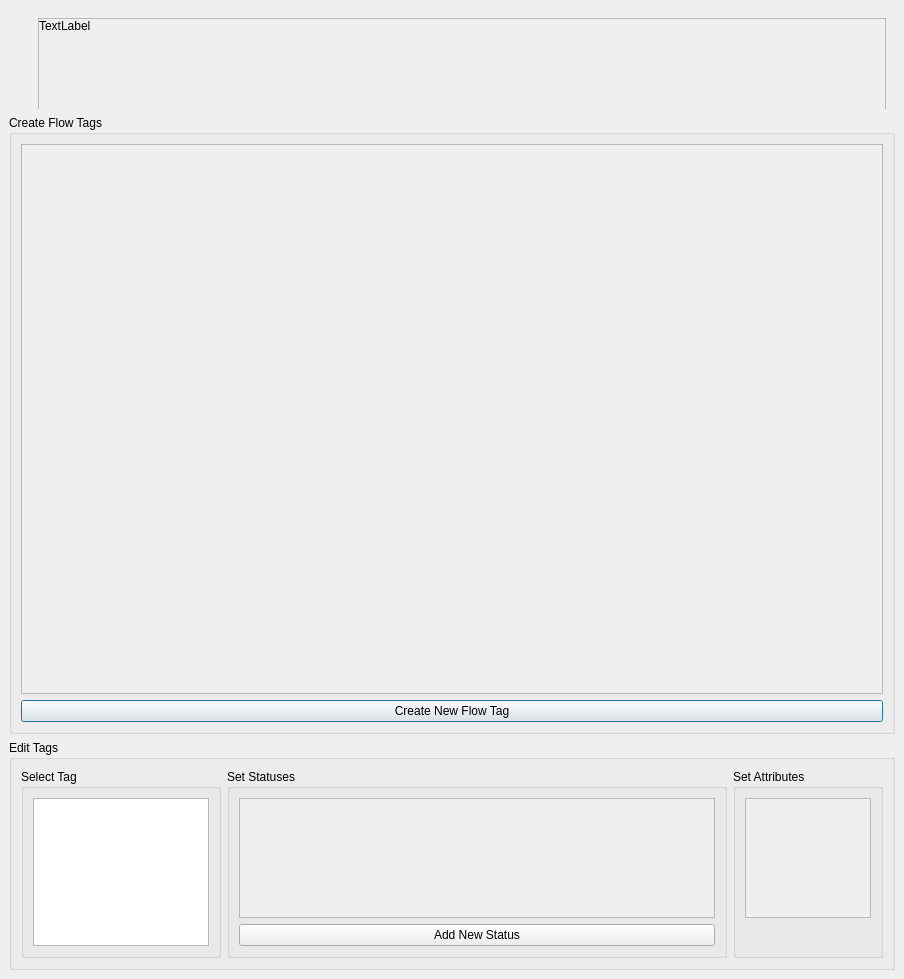
Before: the Qt Designer form ui/edit_tags_dialog.ui in TheCodingJsoftware/Invigo, drawn with Qt 5.
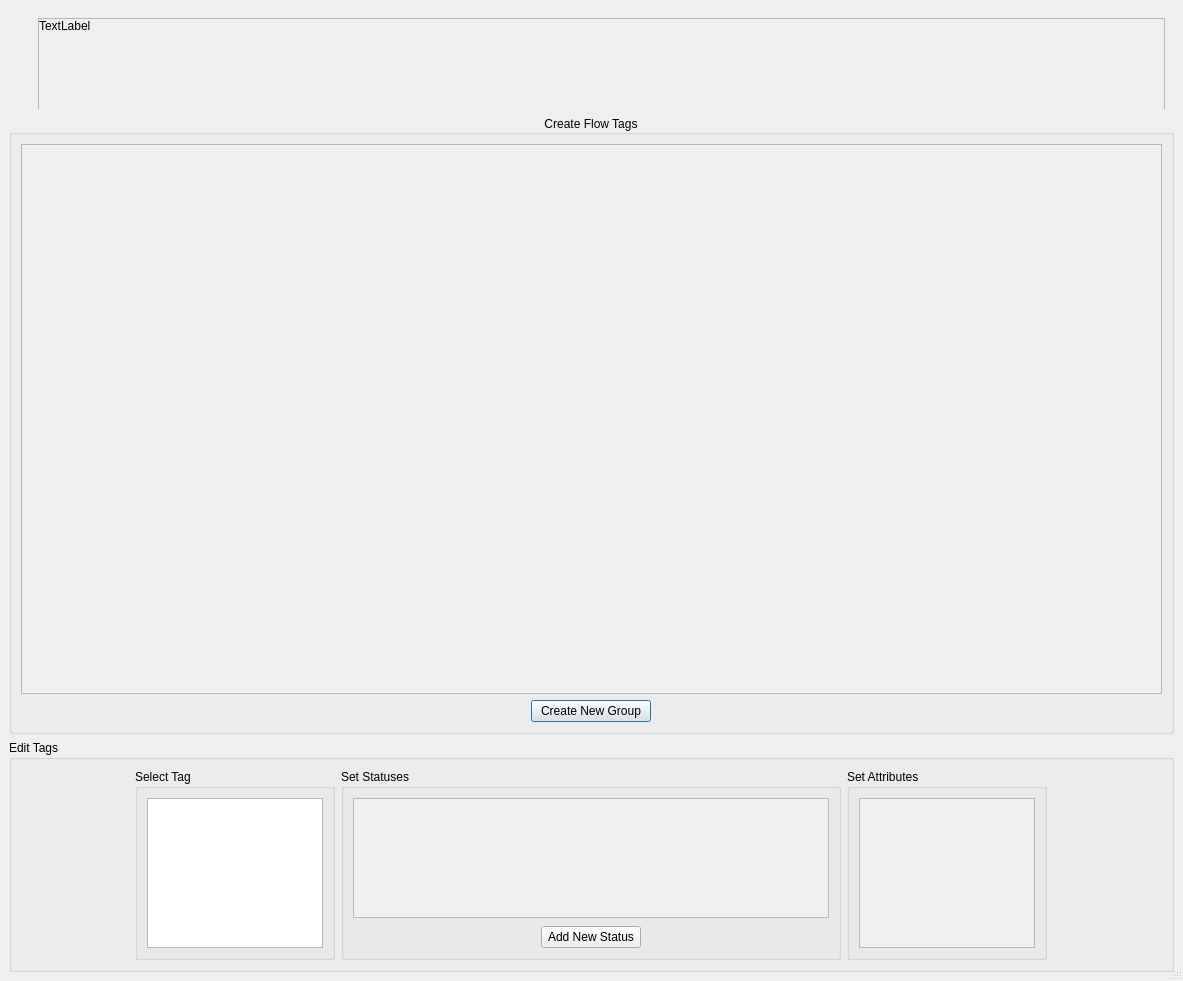
After: the same form once the commit is applied.

```diff
--- a/ui/edit_tags_dialog.ui
+++ b/ui/edit_tags_dialog.ui
@@ -6,13 +6,16 @@
    <rect>
     <x>0</x>
     <y>0</y>
-    <width>904</width>
-    <height>674</height>
+    <width>1183</width>
+    <height>965</height>
    </rect>
   </property>
   <property name="windowTitle">
    <string>Form</string>
   </property>
+  <property name="sizeGripEnabled">
+   <bool>true</bool>
+  </property>
   <layout class="QHBoxLayout" name="horizontalLayout">
    <property name="spacing">
     <number>0</number>
@@ -125,7 +128,7 @@
                <rect>
                 <x>0</x>
                 <y>0</y>
-                <width>838</width>
+                <width>1117</width>
                 <height>98</height>
                </rect>
               </property>
@@ -190,6 +193,9 @@
             <property name="title">
              <string>Create Flow Tags</string>
             </property>
+            <property name="alignment">
+             <set>Qt::AlignCenter</set>
+            </property>
             <layout class="QVBoxLayout" name="verticalLayout_7">
              <item alignment="Qt::AlignTop">
               <widget class="QScrollArea" name="scrollArea_2">
@@ -203,14 +209,14 @@
                 <bool>true</bool>
                </property>
                <property name="alignment">
-                <set>Qt::AlignLeading|Qt::AlignLeft|Qt::AlignTop</set>
+                <set>Qt::AlignHCenter|Qt::AlignTop</set>
                </property>
                <widget class="QWidget" name="scrollAreaWidgetContents_2">
                 <property name="geometry">
                  <rect>
                   <x>0</x>
                   <y>0</y>
-                  <width>862</width>
+                  <width>1141</width>
                   <height>548</height>
                  </rect>
                 </property>
@@ -223,17 +229,27 @@
               </widget>
              </item>
              <item>
-              <widget class="QPushButton" name="pushButton_create_flow_tag">
+              <layout class="QHBoxLayout" name="horizontalLayout_5">
+               <item>
+                <widget class="QPushButton" name="pushButton_create_new_group">
+                 <property name="minimumSize">
+                  <size>
+                   <width>0</width>
+                   <height>0</height>
+                  </size>
+                 </property>
                <property name="maximumSize">
                 <size>
-                 <width>16777215</width>
+                   <width>120</width>
                  <height>16777215</height>
                 </size>
                </property>
                <property name="text">
-                <string>Create New Flow Tag</string>
-               </property>
-              </widget>
+                  <string>Create New Group</string>
+                 </property>
+                </widget>
+               </item>
+              </layout>
              </item>
             </layout>
            </widget>
@@ -314,7 +330,15 @@
                    </widget>
                   </item>
                   <item>
+                   <layout class="QHBoxLayout" name="horizontalLayout_6">
+                    <item>
                    <widget class="QPushButton" name="pushButton_add_status">
+                      <property name="maximumSize">
+                       <size>
+                        <width>100</width>
+                        <height>16777215</height>
+                       </size>
+                      </property>
                     <property name="focusPolicy">
                      <enum>Qt::NoFocus</enum>
                     </property>
@@ -324,6 +348,8 @@
                    </widget>
                   </item>
                  </layout>
+                  </item>
+                 </layout>
                 </widget>
                </item>
                <item>
@@ -343,7 +369,7 @@
                     <property name="minimumSize">
                      <size>
                       <width>0</width>
-                      <height>120</height>
+                      <height>150</height>
                      </size>
                     </property>
                     <property name="widgetResizable">
@@ -354,8 +380,8 @@
                       <rect>
                        <x>0</x>
                        <y>0</y>
-                       <width>128</width>
-                       <height>118</height>
+                       <width>178</width>
+                       <height>148</height>
                       </rect>
                      </property>
                      <layout class="QVBoxLayout" name="verticalLayout_13">
```
Left out of the diff: 3 changed lines with no effect on the pictures. Lines whose indentation alone changed are shown as unchanged.
